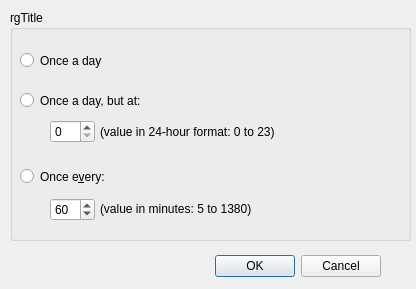
Before: the Qt Designer form notifier/octopi-notifier/ui/setupdialog.ui in aarnt/octopi, drawn with Qt 5.
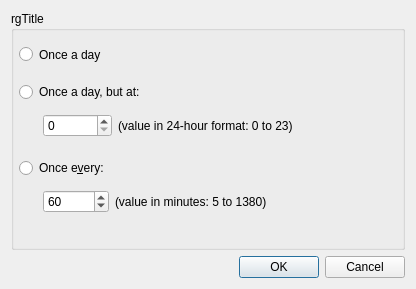
After: the same form once the commit is applied.

Commit message: - Added SetupDialog layout managers.

```diff
--- a/notifier/octopi-notifier/ui/setupdialog.ui
+++ b/notifier/octopi-notifier/ui/setupdialog.ui
@@ -13,31 +13,9 @@
   <property name="windowTitle">
    <string>Setup</string>
   </property>
-  <widget class="QDialogButtonBox" name="buttonBox">
-   <property name="geometry">
-    <rect>
-     <x>40</x>
-     <y>250</y>
-     <width>341</width>
-     <height>32</height>
-    </rect>
-   </property>
-   <property name="orientation">
-    <enum>Qt::Horizontal</enum>
-   </property>
-   <property name="standardButtons">
-    <set>QDialogButtonBox::Cancel|QDialogButtonBox::Ok</set>
-   </property>
-  </widget>
+  <layout class="QGridLayout" name="gridLayout_2">
+   <item row="0" column="0">
   <widget class="QGroupBox" name="groupBox">
-   <property name="geometry">
-    <rect>
-     <x>10</x>
-     <y>10</y>
-     <width>401</width>
-     <height>231</height>
-    </rect>
-   </property>
    <property name="title">
     <string notr="true">rgTitle</string>
    </property>
@@ -50,9 +28,9 @@
    <widget class="QRadioButton" name="rbOnceADay">
     <property name="geometry">
      <rect>
-      <x>10</x>
-      <y>40</y>
-      <width>361</width>
+        <x>8</x>
+        <y>33</y>
+        <width>96</width>
       <height>21</height>
      </rect>
     </property>
@@ -60,28 +38,101 @@
      <string notr="true">Once a day</string>
     </property>
    </widget>
+     <widget class="QWidget" name="layoutWidget">
+      <property name="geometry">
+       <rect>
+        <x>8</x>
+        <y>71</y>
+        <width>306</width>
+        <height>62</height>
+       </rect>
+      </property>
+      <layout class="QVBoxLayout" name="verticalLayout">
+       <item>
    <widget class="QRadioButton" name="rbOnceADayAt">
-    <property name="geometry">
-     <rect>
-      <x>10</x>
-      <y>80</y>
-      <width>361</width>
-      <height>21</height>
-     </rect>
-    </property>
     <property name="text">
      <string notr="true">Once a day, but at:</string>
     </property>
    </widget>
+       </item>
+       <item>
+        <layout class="QHBoxLayout" name="horizontalLayout">
+         <item>
+          <spacer name="horizontalSpacer_2">
+           <property name="orientation">
+            <enum>Qt::Horizontal</enum>
+           </property>
+           <property name="sizeType">
+            <enum>QSizePolicy::Fixed</enum>
+           </property>
+           <property name="sizeHint" stdset="0">
+            <size>
+             <width>24</width>
+             <height>20</height>
+            </size>
+           </property>
+          </spacer>
+         </item>
+         <item>
+          <widget class="QSpinBox" name="spinOnceADayAt">
+           <property name="sizePolicy">
+            <sizepolicy hsizetype="Fixed" vsizetype="Fixed">
+             <horstretch>0</horstretch>
+             <verstretch>0</verstretch>
+            </sizepolicy>
+           </property>
+           <property name="minimumSize">
+            <size>
+             <width>69</width>
+             <height>0</height>
+            </size>
+           </property>
+           <property name="maximumSize">
+            <size>
+             <width>150</width>
+             <height>16777215</height>
+            </size>
+           </property>
+           <property name="minimum">
+            <number>0</number>
+           </property>
+           <property name="maximum">
+            <number>23</number>
+           </property>
+           <property name="value">
+            <number>0</number>
+           </property>
+          </widget>
+         </item>
+         <item>
+          <widget class="QLabel" name="lblOnceADayAt">
+           <property name="sizePolicy">
+            <sizepolicy hsizetype="Expanding" vsizetype="Preferred">
+             <horstretch>0</horstretch>
+             <verstretch>0</verstretch>
+            </sizepolicy>
+           </property>
+           <property name="text">
+            <string>(value in 24-hour format: 0 to 23)</string>
+           </property>
+          </widget>
+         </item>
+        </layout>
+       </item>
+      </layout>
+     </widget>
+     <widget class="QWidget" name="layoutWidget">
+      <property name="geometry">
+       <rect>
+        <x>8</x>
+        <y>147</y>
+        <width>275</width>
+        <height>62</height>
+       </rect>
+      </property>
+      <layout class="QVBoxLayout" name="verticalLayout_2">
+       <item>
    <widget class="QRadioButton" name="rbOnceEvery">
-    <property name="geometry">
-     <rect>
-      <x>10</x>
-      <y>156</y>
-      <width>361</width>
-      <height>21</height>
-     </rect>
-    </property>
     <property name="text">
      <string notr="true">Once e&amp;very:</string>
     </property>
@@ -89,33 +140,44 @@
      <bool>true</bool>
     </property>
    </widget>
-   <widget class="QSpinBox" name="spinOnceADayAt">
-    <property name="geometry">
-     <rect>
-      <x>40</x>
-      <y>110</y>
-      <width>45</width>
-      <height>23</height>
-     </rect>
-    </property>
-    <property name="minimum">
-     <number>0</number>
-    </property>
-    <property name="maximum">
-     <number>23</number>
-    </property>
-    <property name="value">
-     <number>0</number>
-    </property>
-   </widget>
+       </item>
+       <item>
+        <layout class="QHBoxLayout" name="horizontalLayout_2">
+         <item>
+          <spacer name="horizontalSpacer">
+           <property name="orientation">
+            <enum>Qt::Horizontal</enum>
+           </property>
+           <property name="sizeType">
+            <enum>QSizePolicy::Fixed</enum>
+           </property>
+           <property name="sizeHint" stdset="0">
+            <size>
+             <width>24</width>
+             <height>20</height>
+            </size>
+           </property>
+          </spacer>
+         </item>
+         <item>
    <widget class="QSpinBox" name="spinOnceEvery">
-    <property name="geometry">
-     <rect>
-      <x>40</x>
-      <y>188</y>
-      <width>45</width>
-      <height>23</height>
-     </rect>
+           <property name="sizePolicy">
+            <sizepolicy hsizetype="Fixed" vsizetype="Fixed">
+             <horstretch>0</horstretch>
+             <verstretch>0</verstretch>
+            </sizepolicy>
+           </property>
+           <property name="minimumSize">
+            <size>
+             <width>66</width>
+             <height>0</height>
+            </size>
+           </property>
+           <property name="maximumSize">
+            <size>
+             <width>150</width>
+             <height>16777215</height>
+            </size>
     </property>
     <property name="minimum">
      <number>5</number>
@@ -127,33 +189,37 @@
      <number>60</number>
     </property>
    </widget>
-   <widget class="QLabel" name="lblOnceADayAt">
-    <property name="geometry">
-     <rect>
-      <x>90</x>
-      <y>113</y>
-      <width>301</width>
-      <height>17</height>
-     </rect>
-    </property>
-    <property name="text">
-     <string>(value in 24-hour format: 0 to 23)</string>
-    </property>
-   </widget>
+         </item>
+         <item>
    <widget class="QLabel" name="lblOnceEvery">
-    <property name="geometry">
-     <rect>
-      <x>90</x>
-      <y>190</y>
-      <width>301</width>
-      <height>17</height>
-     </rect>
+           <property name="sizePolicy">
+            <sizepolicy hsizetype="Expanding" vsizetype="Preferred">
+             <horstretch>0</horstretch>
+             <verstretch>0</verstretch>
+            </sizepolicy>
     </property>
     <property name="text">
      <string>(value in minutes: 5 to 1380)</string>
     </property>
    </widget>
-  </widget>
+         </item>
+        </layout>
+       </item>
+      </layout>
+     </widget>
+    </widget>
+   </item>
+   <item row="1" column="0">
+    <widget class="QDialogButtonBox" name="buttonBox">
+     <property name="orientation">
+      <enum>Qt::Horizontal</enum>
+     </property>
+     <property name="standardButtons">
+      <set>QDialogButtonBox::Cancel|QDialogButtonBox::Ok</set>
+     </property>
+    </widget>
+   </item>
+  </layout>
  </widget>
  <resources/>
  <connections/>
```
Lines whose indentation alone changed are shown as unchanged.
